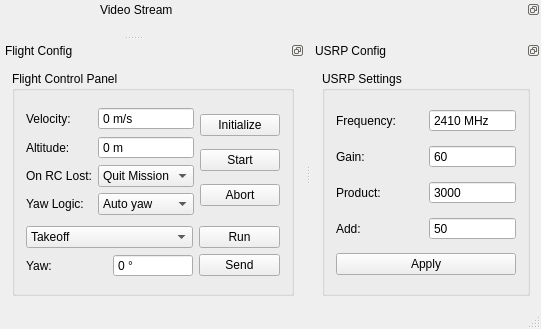
Above: View/matricedfview.ui from Valkaryne/Matrice600DF before the change; both pictures show x 276 to 817 and y 271 to 600 of the 817 by 600 pixel window. Below: the same form after it.
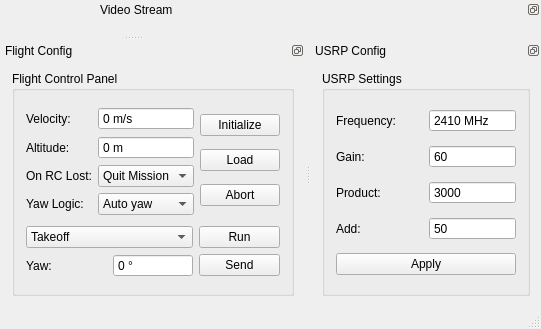
That is the form after the change.

The edit to the form file:
```diff
--- a/View/matricedfview.ui
+++ b/View/matricedfview.ui
@@ -649,7 +649,10 @@
           <item>
            <widget class="QPushButton" name="wpStartButton">
             <property name="text">
-             <string>Start</string>
+             <string>Load</string>
+            </property>
+            <property name="checkable">
+             <bool>true</bool>
             </property>
            </widget>
           </item>
```
Left out of the diff: 2 changed lines with no effect on the pictures.
